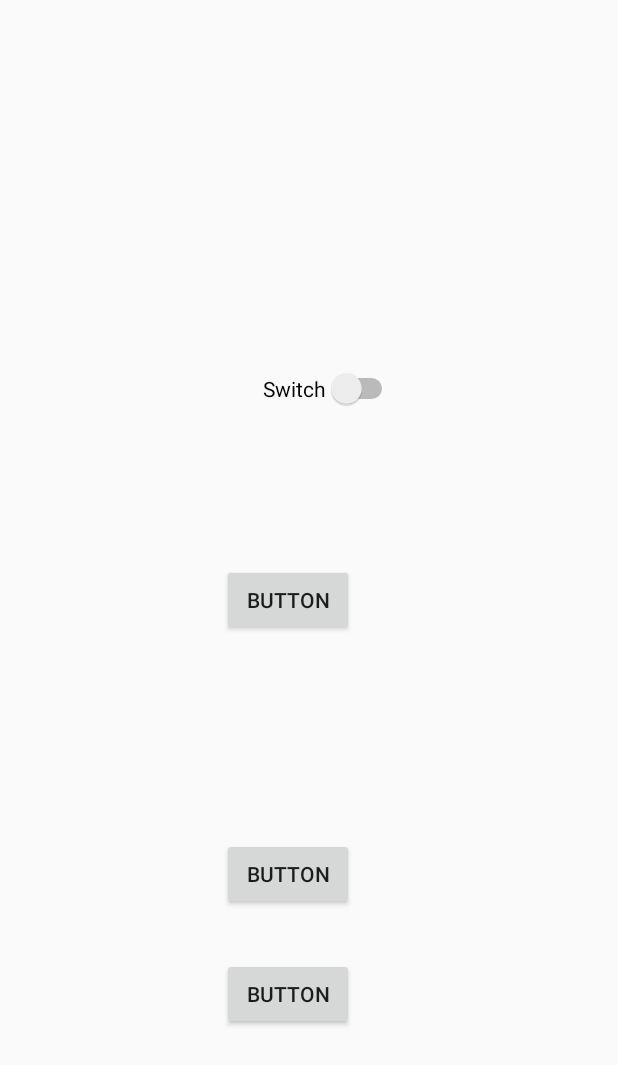
After one commit to nzukow2/CS125Proj, an Android app: the layout setting_menu.xml on its own in the app's theme, with its tools: preview values and no code run, on a phone screen of 412 x 824 dp. The commit adds this screen. Shown: the top 1065 px of the screen. Run offline under Robolectric (Android 15) with nearby library versions, the phone set to English and light mode, and no system bars.

Commit message:
moreWork - work starts now

```diff
--- a/app/build.gradle
+++ b/app/build.gradle
@@ -1,7 +1,7 @@
 apply plugin: 'com.android.application'
 
 android {
-    compileSdkVersion 28
+    compileSdkVersion 29
     buildToolsVersion "29.0.2"
     defaultConfig {
         applicationId "com.example.finalprojectcs125"
--- /dev/null
+++ b/app/src/main/res/layout/setting_menu.xml
@@ -0,0 +1,53 @@
+<?xml version="1.0" encoding="utf-8"?>
+<LinearLayout xmlns:android="http://schemas.android.com/apk/res/android"
+    xmlns:app="http://schemas.android.com/apk/res-auto"
+    xmlns:tools="http://schemas.android.com/tools"
+    android:orientation="vertical" android:layout_width="match_parent"
+    android:layout_height="match_parent">
+
+    <androidx.constraintlayout.widget.ConstraintLayout
+        android:layout_width="match_parent"
+        android:layout_height="match_parent">
+
+        <Switch
+            android:id="@+id/darkModeSwitch"
+            android:layout_width="wrap_content"
+            android:layout_height="wrap_content"
+            android:layout_marginStart="175dp"
+            android:layout_marginTop="245dp"
+            android:text="Switch"
+            app:layout_constraintStart_toStartOf="parent"
+            app:layout_constraintTop_toTopOf="parent" />
+
+        <Button
+            android:id="@+id/resetPointsButton"
+            android:layout_width="wrap_content"
+            android:layout_height="wrap_content"
+            android:layout_marginStart="148dp"
+            android:layout_marginBottom="217dp"
+            android:text="Button"
+            app:layout_constraintBottom_toBottomOf="parent"
+            app:layout_constraintStart_toStartOf="parent" />
+
+        <Button
+            android:id="@+id/muteMusicButton"
+            android:layout_width="wrap_content"
+            android:layout_height="wrap_content"
+            android:layout_marginStart="148dp"
+            android:layout_marginTop="376dp"
+            android:text="Button"
+            app:layout_constraintStart_toStartOf="parent"
+            app:layout_constraintTop_toTopOf="parent" />
+
+        <Button
+            android:id="@+id/muteSoundEffectsButton"
+            android:layout_width="wrap_content"
+            android:layout_height="wrap_content"
+            android:layout_marginStart="148dp"
+            android:layout_marginBottom="137dp"
+            android:text="Button"
+            app:layout_constraintBottom_toBottomOf="parent"
+            app:layout_constraintStart_toStartOf="parent" />
+    </androidx.constraintlayout.widget.ConstraintLayout>
+
+</LinearLayout>
--- a/app/src/main/res/layout/settings_screen.xml
+++ /dev/null
@@ -1,6 +0,0 @@
-<?xml version="1.0" encoding="utf-8"?>
-<androidx.constraintlayout.widget.ConstraintLayout
-    xmlns:android="http://schemas.android.com/apk/res/android" android:layout_width="match_parent"
-    android:layout_height="match_parent">
-
-</androidx.constraintlayout.widget.ConstraintLayout>
```
Also changed, not shown: app/src/main/java/com/example/finalprojectcs125/MainActivity.java (+21 -2 lines), app/src/main/res/layout/activity_main.xml (+10 -0 lines), app/src/main/res/layout/clickergame_gaming.xml (added, +42 -0 lines).
